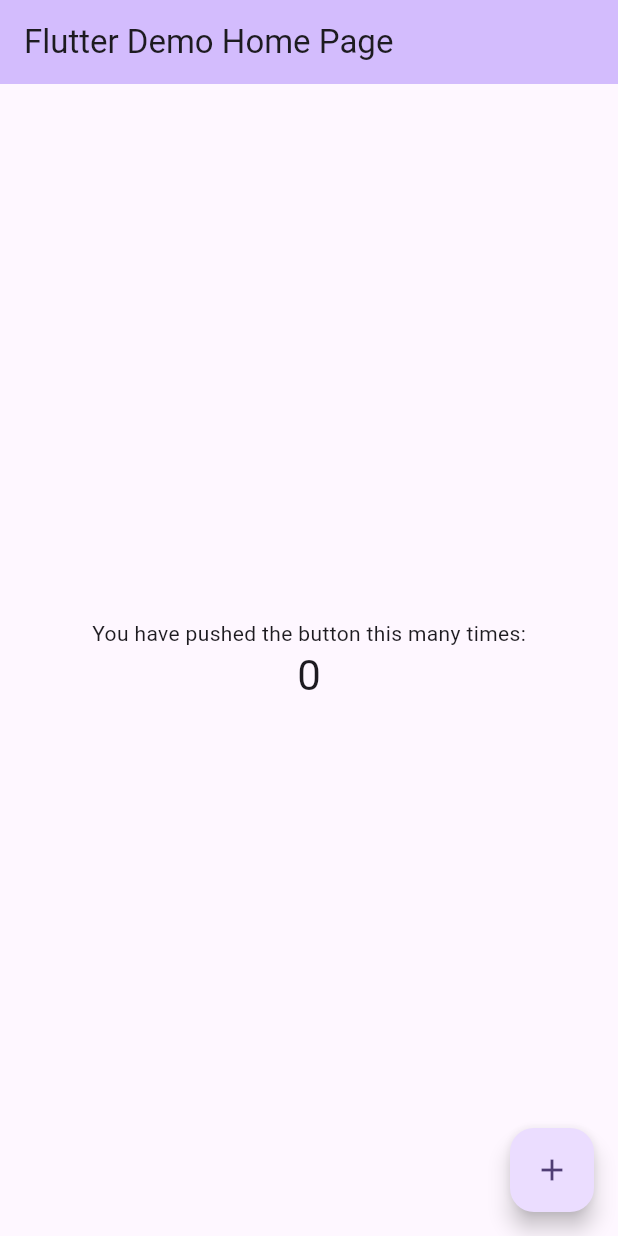
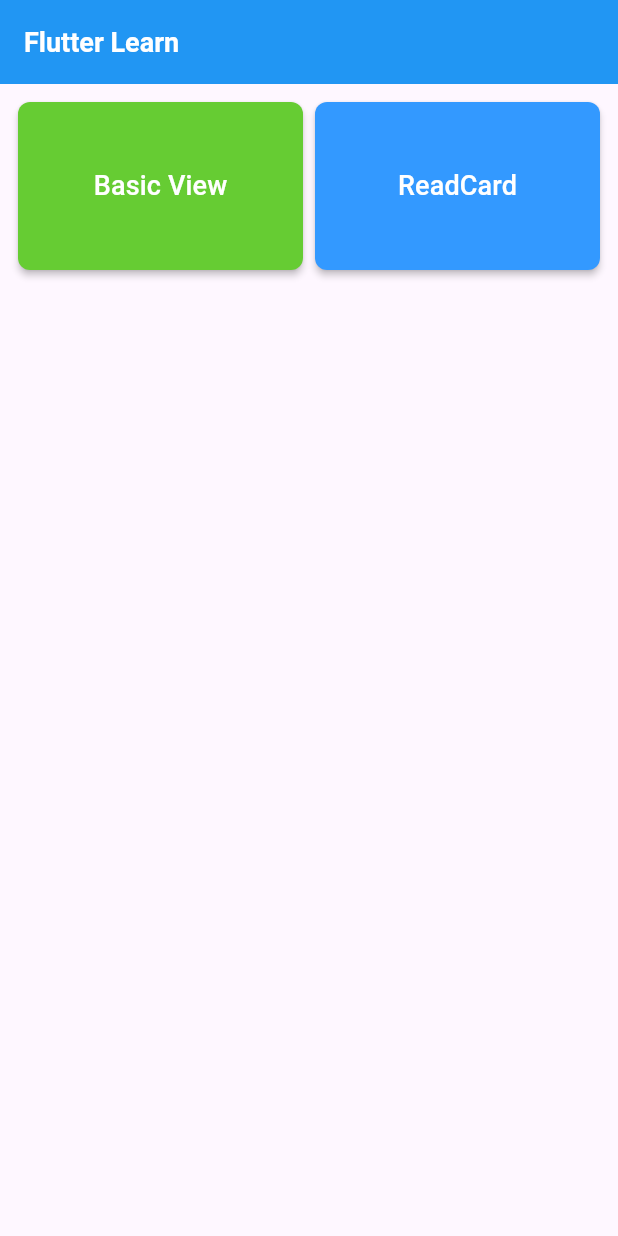
Before and after one commit to chuwuwang/learn_flutter, a Flutter app: the screen it shows after launch, on a phone screen of 412 x 824 dp. Run offline on Flutter 3.47's test engine with Material 3 defaults, Android fonts, the phone set to English and light mode, and no system bars; our stand-ins replace go_router.

Commit message:
feat: add home page

```diff
--- /dev/null
+++ b/lib/app_router_config.dart
@@ -0,0 +1,13 @@
+import 'package:flutter/material.dart';
+import 'package:go_router/go_router.dart';
+import 'package:learn_flutter/ui/home_page.dart';
+
+class AppRouterConfig {
+
+  static var routes = <GoRoute>[
+    GoRoute(builder: (BuildContext context, GoRouterState state) => HomePage(), path: HomePage.routePath),
+  ];
+
+  static GoRouter router = GoRouter(initialLocation: HomePage.routePath, routes: routes);
+
+}
--- a/lib/main.dart
+++ b/lib/main.dart
@@ -1,122 +1,23 @@
 import 'package:flutter/material.dart';
+import 'package:learn_flutter/app_router_config.dart';
 
 void main() {
-  runApp(const MyApp());
+  var app = const MyApp();
+  runApp(app);
 }
 
 class MyApp extends StatelessWidget {
-  const MyApp({super.key});
 
-  // This widget is the root of your application.
-  @override
-  Widget build(BuildContext context) {
-    return MaterialApp(
-      title: 'Flutter Demo',
-      theme: ThemeData(
-        // This is the theme of your application.
-        //
-        // TRY THIS: Try running your application with "flutter run". You'll see
-        // the application has a purple toolbar. Then, without quitting the app,
-        // try changing the seedColor in the colorScheme below to Colors.green
-        // and then invoke "hot reload" (save your changes or press the "hot
-        // reload" button in a Flutter-supported IDE, or press "r" if you used
-        // the command line to start the app).
-        //
-        // Notice that the counter didn't reset back to zero; the application
-        // state is not lost during the reload. To reset the state, use hot
-        // restart instead.
-        //
-        // This works for code too, not just values: Most code changes can be
-        // tested with just a hot reload.
-        colorScheme: ColorScheme.fromSeed(seedColor: Colors.deepPurple),
-      ),
-      home: const MyHomePage(title: 'Flutter Demo Home Page'),
-    );
-  }
-}
-
-class MyHomePage extends StatefulWidget {
-  const MyHomePage({super.key, required this.title});
-
-  // This widget is the home page of your application. It is stateful, meaning
-  // that it has a State object (defined below) that contains fields that affect
-  // how it looks.
-
-  // This class is the configuration for the state. It holds the values (in this
-  // case the title) provided by the parent (in this case the App widget) and
-  // used by the build method of the State. Fields in a Widget subclass are
-  // always marked "final".
-
-  final String title;
-
-  @override
-  State<MyHomePage> createState() => _MyHomePageState();
-}
-
-class _MyHomePageState extends State<MyHomePage> {
-  int _counter = 0;
-
-  void _incrementCounter() {
-    setState(() {
-      // This call to setState tells the Flutter framework that something has
-      // changed in this State, which causes it to rerun the build method below
-      // so that the display can reflect the updated values. If we changed
-      // _counter without calling setState(), then the build method would not be
-      // called again, and so nothing would appear to happen.
-      _counter++;
-    });
-  }
+  const MyApp( { super.key } );
 
   @override
   Widget build(BuildContext context) {
-    // This method is rerun every time setState is called, for instance as done
-    // by the _incrementCounter method above.
-    //
-    // The Flutter framework has been optimized to make rerunning build methods
-    // fast, so that you can just rebuild anything that needs updating rather
-    // than having to individually change instances of widgets.
-    return Scaffold(
-      appBar: AppBar(
-        // TRY THIS: Try changing the color here to a specific color (to
-        // Colors.amber, perhaps?) and trigger a hot reload to see the AppBar
-        // change color while the other colors stay the same.
-        backgroundColor: Theme.of(context).colorScheme.inversePrimary,
-        // Here we take the value from the MyHomePage object that was created by
-        // the App.build method, and use it to set our appbar title.
-        title: Text(widget.title),
-      ),
-      body: Center(
-        // Center is a layout widget. It takes a single child and positions it
-        // in the middle of the parent.
-        child: Column(
-          // Column is also a layout widget. It takes a list of children and
-          // arranges them vertically. By default, it sizes itself to fit its
-          // children horizontally, and tries to be as tall as its parent.
-          //
-          // Column has various properties to control how it sizes itself and
-          // how it positions its children. Here we use mainAxisAlignment to
-          // center the children vertically; the main axis here is the vertical
-          // axis because Columns are vertical (the cross axis would be
-          // horizontal).
-          //
-          // TRY THIS: Invoke "debug painting" (choose the "Toggle Debug Paint"
-          // action in the IDE, or press "p" in the console), to see the
-          // wireframe for each widget.
-          mainAxisAlignment: MainAxisAlignment.center,
-          children: <Widget>[
-            const Text('You have pushed the button this many times:'),
-            Text(
-              '$_counter',
-              style: Theme.of(context).textTheme.headlineMedium,
-            ),
-          ],
-        ),
-      ),
-      floatingActionButton: FloatingActionButton(
-        onPressed: _incrementCounter,
-        tooltip: 'Increment',
-        child: const Icon(Icons.add),
-      ), // This trailing comma makes auto-formatting nicer for build methods.
-    );
+    var colorScheme = ColorScheme.fromSeed(seedColor: Colors.deepPurple);
+    var materialApp = MaterialApp.router(
+      title: 'Flutter Learn',
+      theme: ThemeData(colorScheme: colorScheme),
+      routerConfig: AppRouterConfig.router);
+    return materialApp;
   }
+
 }
--- /dev/null
+++ b/lib/ui/home_page.dart
@@ -0,0 +1,55 @@
+import 'package:flutter/material.dart';
+import 'package:learn_flutter/utils/ColorUtils.dart';
+
+class HomePage extends StatefulWidget {
+
+  static const String routePath = '/home';
+
+  const HomePage( { super.key } );
+
+  @override
+  State<HomePage> createState() => _HomePageState();
+
+}
+
+class _HomePageState extends State<HomePage>{
+
+  @override
+  Widget build(BuildContext context) {
+    var style = const TextStyle(color: Colors.white, fontSize: 18, fontWeight: FontWeight.bold);
+    var text = Text("Flutter Learn", style: style);
+    var appBar = AppBar(title: text, backgroundColor: Colors.blue);
+    var body = _mainView(context);
+    var scaffold = Scaffold(appBar: appBar, body: body);
+    return MaterialApp(home: scaffold);
+  }
+
+  _mainView(BuildContext context) {
+    emptyAction() => {};
+    List<Widget> child1st = [
+      _tabItem("Basic View", ColorUtils.greenColor, emptyAction),
+      _tabItem("ReadCard", ColorUtils.blueColor, emptyAction),
+    ];
+    var row1st = Row(children: child1st);
+    List<Widget> children = [row1st];
+    var column = Column(children: children);
+    var container = Container(padding: const EdgeInsets.all(8), child: column);
+    return SingleChildScrollView(child: container);
+  }
+
+  _tabItem(String text, Color color, VoidCallback onPressed) {
+    var borderRadius = BorderRadius.circular(8);
+    var roundedRectangleBorder = RoundedRectangleBorder(borderRadius: borderRadius);
+    var textStyle = const TextStyle(color: Colors.white, fontSize: 18);
+    var textView = Text(text, style: textStyle);
+    MaterialButton button;
+    if (text.isEmpty) {
+      button = MaterialButton(color: color, onPressed: onPressed, shape: roundedRectangleBorder, elevation: 0, child: textView);
+    } else {
+      button = MaterialButton(color: color, onPressed: onPressed, shape: roundedRectangleBorder, child: textView);
+    }
+    var container = Container(height: 112, margin: const EdgeInsets.fromLTRB(4, 4, 4, 4), child: button);
+    return Expanded(flex: 1, child: container);
+  }
+
+}
--- /dev/null
+++ b/lib/utils/ColorUtils.dart
@@ -0,0 +1,18 @@
+import 'package:flutter/material.dart';
+
+class ColorUtils {
+
+  static const Color greyColor = Color(0XFF607B8B);
+  static const Color blueColor = Color(0XFF3399FF);
+  static const Color greenColor = Color(0XFF66CC33);
+  static const Color orangeColor = Color(0XFFFF6600);
+  static const Color yellowColor = Color(0XFFFFCC00);
+
+  static const Color themeColor = Color(0XFFFF6600);
+  static const Color accentColor = Color(0XFFFF4081);
+
+  static const Color textMainColor = Color(0XFF333333);
+  static const Color textContentColor = Color(0XFF666666);
+  static const Color defaultLineColor = Color(0XFFD7D7D7);
+
+}
--- a/pubspec.yaml
+++ b/pubspec.yaml
@@ -34,6 +34,8 @@ dependencies:
   # The following adds the Cupertino Icons font to your application.
   # Use with the CupertinoIcons class for iOS style icons.
   cupertino_icons: ^1.0.8
+
+  go_router: ^16.3.0
 
 dev_dependencies:
   flutter_test:
```
Also changed, not shown: 2 other files.
